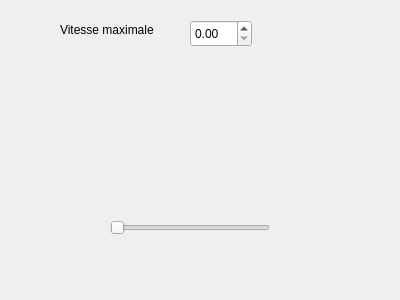
This is rsase/SGBag/ui/vueparametreschariot.ui in padenot/usdp as Qt 5 draws it before an edit. The edited form follows.
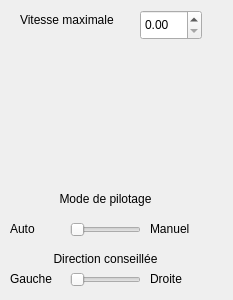
This is the edited form.

What changed in the file:
```diff
--- a/rsase/SGBag/ui/vueparametreschariot.ui
+++ b/rsase/SGBag/ui/vueparametreschariot.ui
@@ -6,7 +6,7 @@
    <rect>
     <x>0</x>
     <y>0</y>
-    <width>400</width>
+    <width>233</width>
     <height>300</height>
    </rect>
   </property>
@@ -16,10 +16,10 @@
   <widget class="QSlider" name="horizontalSlider">
    <property name="geometry">
     <rect>
-     <x>110</x>
+     <x>70</x>
      <y>220</y>
-     <width>160</width>
-     <height>16</height>
+     <width>71</width>
+     <height>20</height>
     </rect>
    </property>
    <property name="maximum">
@@ -32,8 +32,8 @@
   <widget class="QLabel" name="libelleVitesseMax">
    <property name="geometry">
     <rect>
-     <x>60</x>
-     <y>20</y>
+     <x>20</x>
+     <y>10</y>
      <width>121</width>
      <height>20</height>
     </rect>
@@ -45,13 +45,116 @@
   <widget class="QDoubleSpinBox" name="vitesseMax">
    <property name="geometry">
     <rect>
-     <x>190</x>
-     <y>20</y>
+     <x>140</x>
+     <y>10</y>
      <width>62</width>
-     <height>27</height>
+     <height>30</height>
     </rect>
    </property>
   </widget>
+  <widget class="QLabel" name="libelleModePilotage">
+   <property name="geometry">
+    <rect>
+     <x>10</x>
+     <y>190</y>
+     <width>191</width>
+     <height>17</height>
+    </rect>
+   </property>
+   <property name="text">
+    <string>Mode de pilotage</string>
+   </property>
+   <property name="alignment">
+    <set>Qt::AlignCenter</set>
+   </property>
+  </widget>
+  <widget class="QLabel" name="libelleAutomatique">
+   <property name="geometry">
+    <rect>
+     <x>10</x>
+     <y>220</y>
+     <width>59</width>
+     <height>17</height>
+    </rect>
+   </property>
+   <property name="text">
+    <string>Auto</string>
+   </property>
+  </widget>
+  <widget class="QLabel" name="libelleManuel">
+   <property name="geometry">
+    <rect>
+     <x>150</x>
+     <y>220</y>
+     <width>59</width>
+     <height>17</height>
+    </rect>
+   </property>
+   <property name="text">
+    <string>Manuel</string>
+   </property>
+  </widget>
+  <widget class="QSlider" name="directionConseillee">
+   <property name="geometry">
+    <rect>
+     <x>70</x>
+     <y>270</y>
+     <width>71</width>
+     <height>20</height>
+    </rect>
+   </property>
+   <property name="maximum">
+    <number>1</number>
+   </property>
+   <property name="tracking">
+    <bool>false</bool>
+   </property>
+   <property name="orientation">
+    <enum>Qt::Horizontal</enum>
+   </property>
+  </widget>
+  <widget class="QLabel" name="libelleDroite">
+   <property name="geometry">
+    <rect>
+     <x>150</x>
+     <y>270</y>
+     <width>59</width>
+     <height>17</height>
+    </rect>
+   </property>
+   <property name="text">
+    <string>Droite</string>
+   </property>
+  </widget>
+  <widget class="QLabel" name="libelleDirectionConseillee">
+   <property name="geometry">
+    <rect>
+     <x>10</x>
+     <y>250</y>
+     <width>191</width>
+     <height>17</height>
+    </rect>
+   </property>
+   <property name="text">
+    <string>Direction conseillée</string>
+   </property>
+   <property name="alignment">
+    <set>Qt::AlignCenter</set>
+   </property>
+  </widget>
+  <widget class="QLabel" name="libelleGauche">
+   <property name="geometry">
+    <rect>
+     <x>10</x>
+     <y>270</y>
+     <width>59</width>
+     <height>17</height>
+    </rect>
+   </property>
+   <property name="text">
+    <string>Gauche</string>
+   </property>
+  </widget>
  </widget>
  <resources/>
  <connections/>
```
Left out of the diff: 5 changed lines with no effect on the pictures.
